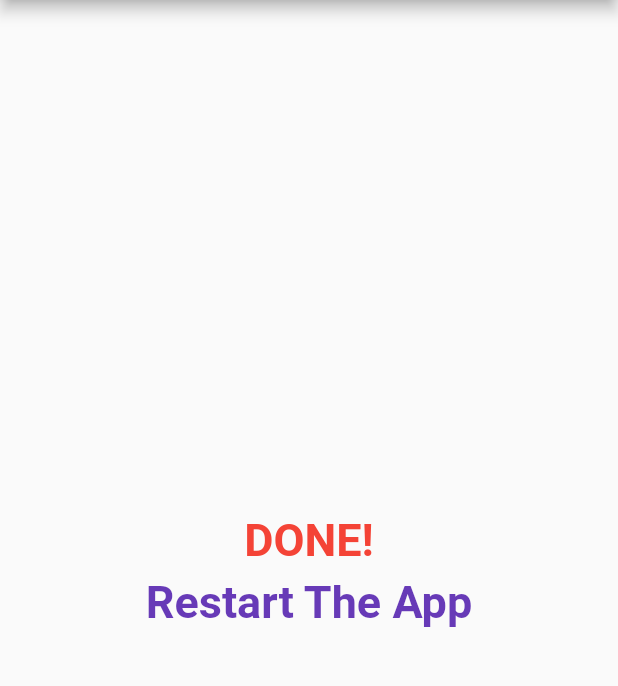
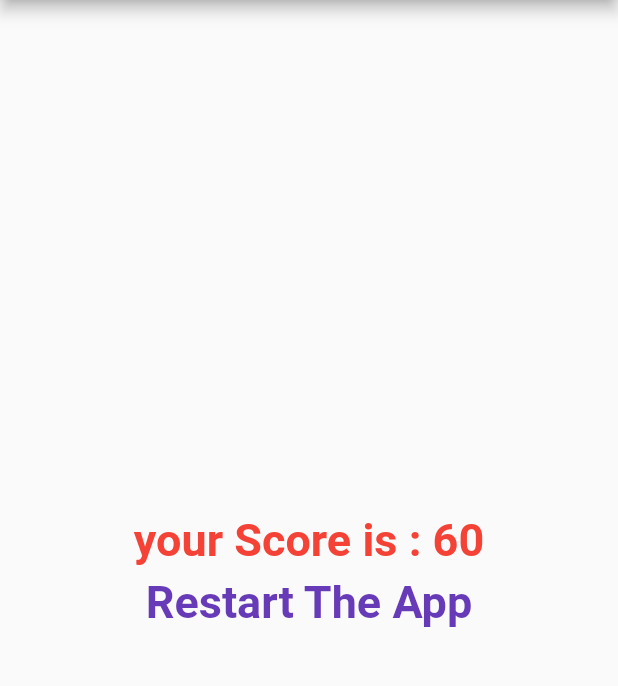
Before and after one commit to Devsaci/quizfulauihapp, a Flutter app: the screen it shows after launch, after a tap on "Black", after a tap on "Tiger", after a tap on "DART", on a phone screen of 412 x 824 dp, the part 84-770 px from its top. Run offline on Flutter 3.47's test engine with Material 2 defaults, Android fonts, the phone set to English and light mode, and no system bars.

Commit message:
resultScore

```diff
--- a/lib/main.dart
+++ b/lib/main.dart
@@ -25,7 +25,7 @@ class _MyAppState extends State<MyApp> {
     _totalScore += score;
     setState(() {
       _questionIndex += 1;
-      _totalScore;
+      // _totalScore;
     });
     print("index question :  $_questionIndex");
     print("score  =  $_totalScore");
@@ -72,7 +72,8 @@ class _MyAppState extends State<MyApp> {
         body: Container(
             child: _questionIndex < _question.length
                 ? Quiz(_question, _questionIndex, answerQuestion)
-                : Result(_reseltQuiz)),
+                : Result(_reseltQuiz, _totalScore),
+        ),
       ),
     );
   }
--- a/lib/result.dart
+++ b/lib/result.dart
@@ -3,8 +3,8 @@ import 'package:flutter/material.dart';
 
 class Result extends StatelessWidget {
   final Function() q;
-
-  Result(this.q);
+final int resultScore;
+  Result(this.q,this.resultScore);
 
   @override
   Widget build(BuildContext context) {
@@ -12,8 +12,8 @@ class Result extends StatelessWidget {
         child: Column(
       mainAxisAlignment: MainAxisAlignment.center,
       children: <Widget>[
-        const Text(
-          "DONE!",
+       Text(
+          "your Score is : $resultScore",
           style: TextStyle(
               fontSize: 30, color: Colors.red, fontWeight: FontWeight.bold),
         ),
```
